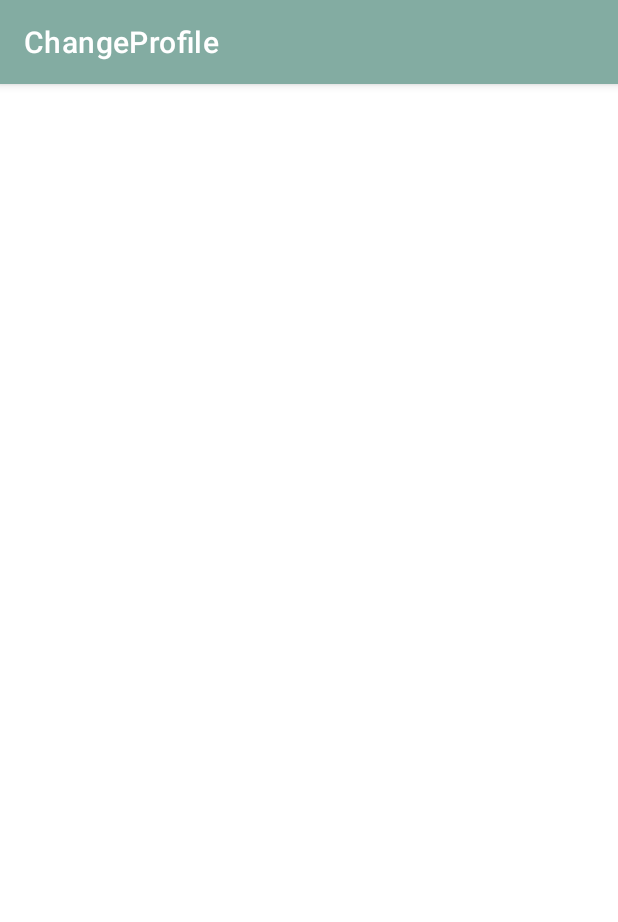
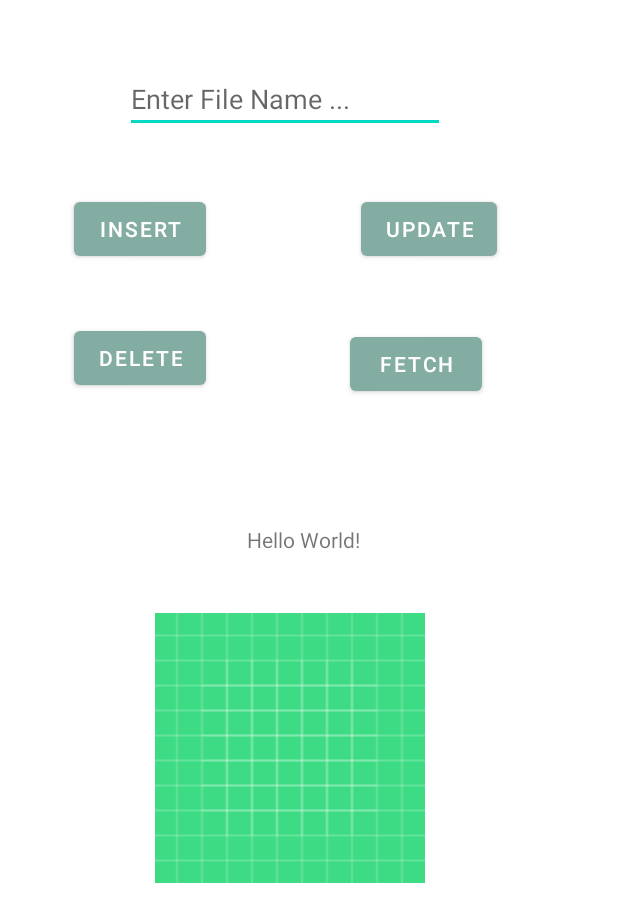
Before and after one commit to sherrygao821/EasyTeamUp, an Android app: the ChangeProfile screen opened directly, with no data from a screen before it, on a phone screen of 412 x 824 dp. Shown: the top 922 px of the screen. Run offline under Robolectric (Android 15) with nearby library versions, the phone set to English and light mode, and no system bars.

Commit message:
add image, need to debug

```diff
--- a/app/src/main/java/com/example/easyteamup/ChangeProfile.java
+++ b/app/src/main/java/com/example/easyteamup/ChangeProfile.java
@@ -1,35 +1,106 @@
 package com.example.easyteamup;
 
+import androidx.appcompat.app.AppCompatActivity;
+import androidx.core.app.ActivityCompat;
+
+import android.Manifest;
+import android.content.ContentValues;
+import android.content.pm.PackageManager;
+import android.database.Cursor;
+import android.database.sqlite.SQLiteDatabase;
+import android.graphics.Bitmap;
+import android.graphics.BitmapFactory;
 import android.os.Bundle;
+import android.os.Environment;
+import android.view.View;
+import android.widget.EditText;
+import android.widget.ImageView;
+import android.widget.TextView;
 
-import com.google.android.material.snackbar.Snackbar;
-
-import androidx.appcompat.app.AppCompatActivity;
-
-import android.view.View;
-
-import androidx.navigation.NavController;
-import androidx.navigation.Navigation;
-import androidx.navigation.ui.AppBarConfiguration;
-import androidx.navigation.ui.NavigationUI;
+import java.io.ByteArrayOutputStream;
 
 import com.example.easyteamup.databinding.ActivityChangeProfileBinding;
 
 public class ChangeProfile extends AppCompatActivity {
 
-    private AppBarConfiguration appBarConfiguration;
-    private ActivityChangeProfileBinding binding;
+    private EditText editTextFileName;
+    private TextView textViewStatus;
+    private ImageView imageView;
+
+    private DatabaseHelper sqliteDBHandler;
+    private SQLiteDatabase sqLiteDatabase;
 
     @Override
     protected void onCreate(Bundle savedInstanceState) {
         super.onCreate(savedInstanceState);
+        setContentView(R.layout.activity_change_profile);
 
-        binding = ActivityChangeProfileBinding.inflate(getLayoutInflater());
-        setContentView(binding.getRoot());
+        ActivityCompat.requestPermissions(this, new String[]{Manifest.permission.WRITE_EXTERNAL_STORAGE,
+                Manifest.permission.READ_EXTERNAL_STORAGE}, PackageManager.PERMISSION_GRANTED);
 
-        setSupportActionBar(binding.toolbar);
+        editTextFileName = findViewById(R.id.editTextTextFileName);
+        textViewStatus = findViewById(R.id.textViewStatus);
+        imageView = findViewById(R.id.imageView);
 
+        try {
+            sqliteDBHandler = new DatabaseHelper(this);
+            sqLiteDatabase = sqliteDBHandler.getWritableDatabase();
+            sqLiteDatabase.execSQL("CREATE TABLE ImageTable(Name TEXT, Image BLOB)");
+        }
+        catch (Exception e){
+            e.printStackTrace();
+        }
 
     }
 
+    public void buttonInsert(View view){
+        String stringFilePath = Environment.getExternalStorageDirectory().getPath()+"/Download/"+editTextFileName.getText().toString()+".jpeg";
+        Bitmap bitmap = BitmapFactory.decodeFile(stringFilePath);
+        ByteArrayOutputStream byteArrayOutputStream = new ByteArrayOutputStream();
+        bitmap.compress(Bitmap.CompressFormat.PNG, 0, byteArrayOutputStream);
+        byte[] bytesImage = byteArrayOutputStream.toByteArray();
+
+        ContentValues contentValues = new ContentValues();
+        contentValues.put("Name", "MyImage");
+        contentValues.put("Image", bytesImage);
+        sqLiteDatabase.insert("ImageTable", null, contentValues);
+        textViewStatus.setText("Insert Successful");
+    }
+
+    public void buttonUpdate(View view){
+        String stringFilePath = Environment.getExternalStorageDirectory().getPath()+"/Download/"+editTextFileName.getText().toString()+".jpeg";
+        Bitmap bitmap = BitmapFactory.decodeFile(stringFilePath);
+        ByteArrayOutputStream byteArrayOutputStream = new ByteArrayOutputStream();
+        bitmap.compress(Bitmap.CompressFormat.PNG, 0, byteArrayOutputStream);
+        byte[] bytesImage = byteArrayOutputStream.toByteArray();
+
+        ContentValues contentValues = new ContentValues();
+        contentValues.put("Name", "MyImage");
+        contentValues.put("Image", bytesImage);
+
+        sqLiteDatabase.update("ImageTable", contentValues, null, null);
+        textViewStatus.setText("Update Successful");
+    }
+
+    public void buttonDelete(View view){
+        if (sqLiteDatabase.delete("ImageTable", "Name=\"MyImage\"", null)>0){
+            textViewStatus.setText("Deletion successful");
+        }
+    }
+
+    public void buttonFetch(View view){
+        String stringQuery = "Select Image from ImageTable where Name=\"MyImage\"";
+        Cursor cursor = sqLiteDatabase.rawQuery(stringQuery, null);
+        try {
+            cursor.moveToFirst();
+            byte[] bytesImage = cursor.getBlob(0);
+            cursor.close();
+            Bitmap bitmapImage = BitmapFactory.decodeByteArray(bytesImage, 0, bytesImage.length);
+            imageView.setImageBitmap(bitmapImage);
+            textViewStatus.setText("Fetch Successful");
+        }
+        catch (Exception e){
+            textViewStatus.setText("ERROR");
+        }
+    }
 }
--- a/app/src/main/java/com/example/easyteamup/ui/Profile.java
+++ b/app/src/main/java/com/example/easyteamup/ui/Profile.java
@@ -50,7 +50,6 @@ public class Profile extends Fragment {
 
         changeProfileButton = view.findViewById(R.id.change_profile);
         changeProfileButton.setOnClickListener(this::onClick);
-        // TODO: add onClick
         return view;
     }
 
--- a/app/src/main/res/layout/activity_change_profile.xml
+++ b/app/src/main/res/layout/activity_change_profile.xml
@@ -1,23 +1,89 @@
 <?xml version="1.0" encoding="utf-8"?>
-<androidx.coordinatorlayout.widget.CoordinatorLayout xmlns:android="http://schemas.android.com/apk/res/android"
+<androidx.constraintlayout.widget.ConstraintLayout xmlns:android="http://schemas.android.com/apk/res/android"
 xmlns:app="http://schemas.android.com/apk/res-auto"
 xmlns:tools="http://schemas.android.com/tools"
 android:layout_width="match_parent"
 android:layout_height="match_parent"
 tools:context=".ChangeProfile">
 
-    <com.google.android.material.appbar.AppBarLayout
-        android:layout_width="match_parent"
+<TextView
+    android:id="@+id/textViewStatus"
+    android:layout_width="wrap_content"
     android:layout_height="wrap_content"
-        android:theme="@style/Theme.EasyTeamUp.AppBarOverlay">
+    android:text="Hello World!"
+    app:layout_constraintBottom_toBottomOf="parent"
+    app:layout_constraintHorizontal_bias="0.489"
+    app:layout_constraintLeft_toLeftOf="parent"
+    app:layout_constraintRight_toRightOf="parent"
+    app:layout_constraintTop_toTopOf="parent"
+    app:layout_constraintVertical_bias="0.435" />
 
-        <androidx.appcompat.widget.Toolbar
-            android:id="@+id/toolbar"
-            android:layout_width="match_parent"
-            android:layout_height="?attr/actionBarSize"
-            android:background="?attr/colorPrimary"
-            app:popupTheme="@style/Theme.EasyTeamUp.PopupOverlay" />
+<EditText
+    android:id="@+id/editTextTextFileName"
+    android:layout_width="wrap_content"
+    android:layout_height="wrap_content"
+    android:layout_marginStart="83dp"
+    android:layout_marginTop="43dp"
+    android:ems="10"
+    android:hint="@string/enter_file_name"
+    android:inputType="textPersonName"
+    app:layout_constraintStart_toStartOf="parent"
+    app:layout_constraintTop_toTopOf="parent"
+    android:autofillHints="" />
 
-    </com.google.android.material.appbar.AppBarLayout>
+<Button
+    android:id="@+id/button"
+    android:layout_width="wrap_content"
+    android:layout_height="wrap_content"
+    android:layout_marginStart="49dp"
+    android:layout_marginTop="40dp"
+    android:onClick="buttonInsert"
+    android:text="@string/insert"
+    app:layout_constraintStart_toStartOf="parent"
+    app:layout_constraintTop_toBottomOf="@+id/editTextTextFileName" />
 
-</androidx.coordinatorlayout.widget.CoordinatorLayout>
+<Button
+    android:id="@+id/button2"
+    android:layout_width="wrap_content"
+    android:layout_height="wrap_content"
+    android:layout_marginStart="103dp"
+    android:layout_marginTop="40dp"
+    android:onClick="buttonUpdate"
+    android:text="@string/update"
+    app:layout_constraintStart_toEndOf="@+id/button"
+    app:layout_constraintTop_toBottomOf="@+id/editTextTextFileName" />
+
+<Button
+    android:id="@+id/button3"
+    android:layout_width="wrap_content"
+    android:layout_height="wrap_content"
+    android:layout_marginStart="49dp"
+    android:layout_marginTop="38dp"
+    android:onClick="buttonDelete"
+    android:text="@string/delete"
+    app:layout_constraintStart_toStartOf="parent"
+    app:layout_constraintTop_toBottomOf="@+id/button" />
+
+<Button
+    android:id="@+id/button4"
+    android:layout_width="wrap_content"
+    android:layout_height="wrap_content"
+    android:layout_marginStart="96dp"
+    android:layout_marginTop="42dp"
+    android:onClick="buttonFetch"
+    android:text="@string/fetch"
+    app:layout_constraintStart_toEndOf="@+id/button3"
+    app:layout_constraintTop_toBottomOf="@+id/button2" />
+
+<ImageView
+    android:id="@+id/imageView"
+    android:layout_width="222dp"
+    android:layout_height="180dp"
+    android:layout_marginStart="82dp"
+    android:layout_marginTop="39dp"
+    app:layout_constraintStart_toStartOf="parent"
+    app:layout_constraintTop_toBottomOf="@+id/textViewStatus"
+    app:srcCompat="@drawable/ic_launcher_background"
+    android:contentDescription="@string/todo" />
+
+</androidx.constraintlayout.widget.ConstraintLayout>
--- a/app/src/main/res/values/strings.xml
+++ b/app/src/main/res/values/strings.xml
@@ -47,6 +47,10 @@
     <string name="next">Next</string>
     <string name="previous">Previous</string>
 
-    <string name="hello_first_fragment">Hello first fragment</string>
-    <string name="hello_second_fragment">Hello second fragment. Arg: %1$s</string>
+    <string name="enter_file_name">Enter File Name ...</string>
+    <string name="insert">Insert</string>
+    <string name="update">Update</string>
+    <string name="delete">Delete</string>
+    <string name="fetch">Fetch</string>
+    <string name="todo">TODO</string>
 </resources>
```
Lines whose indentation alone changed are shown as unchanged.
